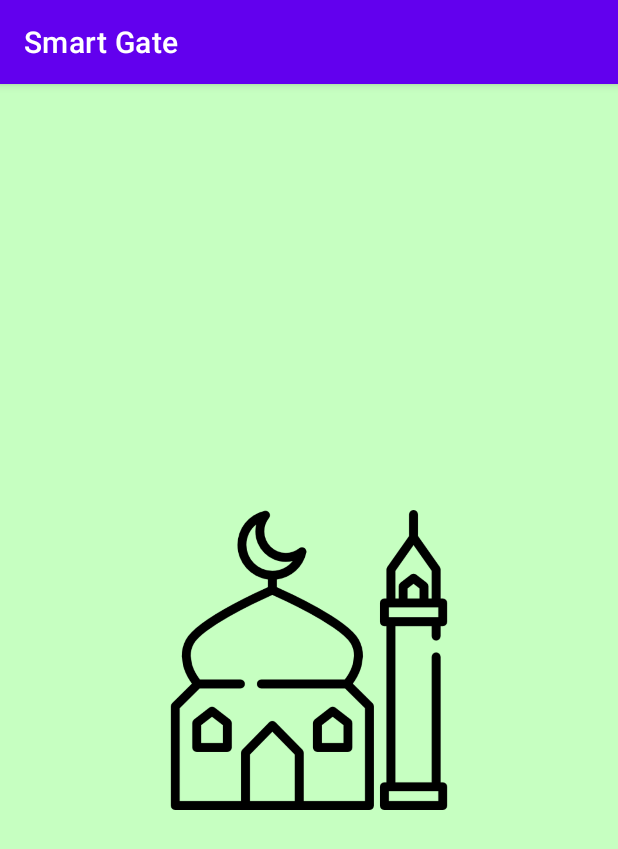
After one commit to gustiRanda/SmartGate, an Android app: the SplashScreenActivity screen opened directly, with no data from a screen before it, on a phone screen of 412 x 824 dp. The commit adds this screen. Shown: the top 849 px of the screen. Run offline under Robolectric (Android 15) with nearby library versions, the phone set to English and light mode, and no system bars.

Commit message:
2nd commit

```diff
--- a/app/src/main/AndroidManifest.xml
+++ b/app/src/main/AndroidManifest.xml
@@ -17,7 +17,8 @@
         android:roundIcon="@mipmap/ic_launcher_round"
         android:supportsRtl="true"
         android:theme="@style/Theme.SmartGate">
-        <activity android:name=".onboarding.OnboardingThreeActivity"></activity>
+        <activity android:name=".SplashScreenActivity"></activity>
+        <activity android:name=".onboarding.OnboardingThreeActivity" />
         <activity android:name=".onboarding.OnboardingTwoActivity" />
         <activity android:name=".onboarding.OnboardingOneActivity" />
         <activity android:name=".SignInActivity" />
--- /dev/null
+++ b/app/src/main/java/com/gmind/smartgate/SplashScreenActivity.kt
@@ -0,0 +1,34 @@
+package com.gmind.smartgate
+
+import android.content.Intent
+import android.os.Bundle
+import androidx.appcompat.app.AppCompatActivity
+import com.gmind.smartgate.databinding.ActivitySplashScreenBinding
+import com.gmind.smartgate.onboarding.OnboardingOneActivity
+
+class SplashScreenActivity : AppCompatActivity() {
+
+    private var activitySplashScreenBinding: ActivitySplashScreenBinding? = null
+    private val binding get() = activitySplashScreenBinding
+
+    override fun onCreate(savedInstanceState: Bundle?) {
+        super.onCreate(savedInstanceState)
+        activitySplashScreenBinding = ActivitySplashScreenBinding.inflate(layoutInflater)
+        setContentView(binding?.root)
+
+        binding?.ivSplash?.alpha = 0f
+        binding?.ivSplash?.animate()?.setDuration(2500)?.alpha(1f)?.withEndAction{
+            val intent = Intent(this, OnboardingOneActivity::class.java)
+            startActivity(intent)
+            overridePendingTransition(android.R.anim.fade_in, android.R.anim.fade_out)
+            finish()
+        }
+
+//        val handler = Handler()
+//        handler.postDelayed({
+//            val intent = Intent(this@SplashScreenActivity, OnboardingOneActivity::class.java)
+//            startActivity(intent)
+//            finish()
+//        }, 3000)
+    }
+}
--- /dev/null
+++ b/app/src/main/res/layout/activity_splash_screen.xml
@@ -0,0 +1,20 @@
+<?xml version="1.0" encoding="utf-8"?>
+<androidx.constraintlayout.widget.ConstraintLayout xmlns:android="http://schemas.android.com/apk/res/android"
+    xmlns:app="http://schemas.android.com/apk/res-auto"
+    xmlns:tools="http://schemas.android.com/tools"
+    android:layout_width="match_parent"
+    android:layout_height="match_parent"
+    android:background="@color/light_green"
+    tools:context=".SplashScreenActivity">
+
+    <ImageView
+        android:id="@+id/iv_splash"
+        android:layout_width="200dp"
+        android:layout_height="200dp"
+        android:src="@drawable/splash"
+        app:layout_constraintBottom_toBottomOf="parent"
+        app:layout_constraintEnd_toEndOf="parent"
+        app:layout_constraintStart_toStartOf="parent"
+        app:layout_constraintTop_toTopOf="parent" />
+
+</androidx.constraintlayout.widget.ConstraintLayout>
```
Also changed, not shown: app/src/main/java/com/gmind/smartgate/onboarding/OnboardingOneActivity.kt (+34 -1 lines), app/src/main/java/com/gmind/smartgate/onboarding/OnboardingThreeActivity.kt (+16 -1 lines), app/src/main/java/com/gmind/smartgate/onboarding/OnboardingTwoActivity.kt (+21 -1 lines), app/src/main/res/layout/activity_onboarding_three.xml (+1 -28 lines), app/src/main/res/drawable-v24/splash.png (added).
